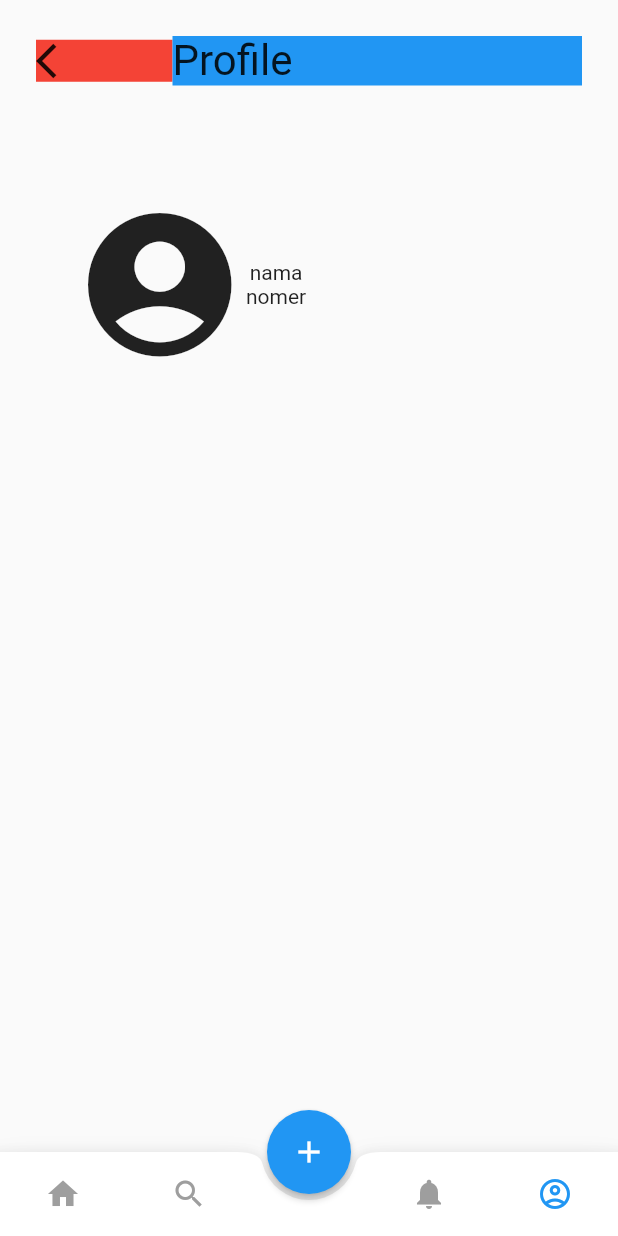
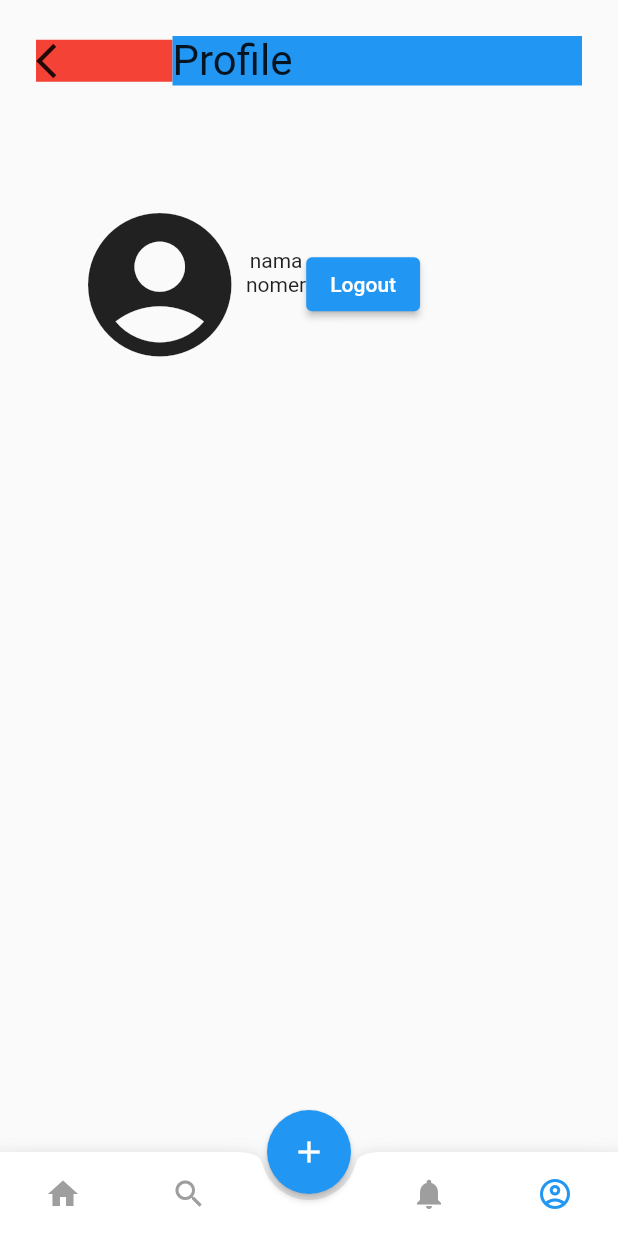
Before and after one commit to ardianasman/Aplikasi-Inventori-Android, a Flutter app: the screen it shows once a user with an empty profile is signed in, item 4 of the bottom bar chosen, on a phone screen of 412 x 824 dp. Run offline on Flutter 3.47's test engine with Material 2 defaults, Android fonts, the phone set to English and light mode, and no system bars; our stand-ins replace animated_splash_screen, firebase_auth, firebase_core, google_sign_in, page_transition; accounts and stored records are empty; network calls fail.

Commit message:
profile signout

```diff
--- a/project_ambw/lib/profile.dart
+++ b/project_ambw/lib/profile.dart
@@ -1,4 +1,6 @@
+import 'package:firebase_auth/firebase_auth.dart';
 import 'package:flutter/material.dart';
+import 'package:provider/provider.dart';
 
 class Profile extends StatefulWidget {
   const Profile({Key? key}) : super(key: key);
@@ -8,6 +10,9 @@ class Profile extends StatefulWidget {
 }
 
 class _ProfileState extends State<Profile> {
+  late User currentuser;
+  final String? currentUser = FirebaseAuth.instance.currentUser?.email;
+
   @override
   Widget build(BuildContext context) {
     return MaterialApp(
@@ -74,10 +79,17 @@ class _ProfileState extends State<Profile> {
                         children: [
                           Text("nama"),
                           Text("nomer"),
+                          Text(currentUser.toString()),
                         ],
                       ),
                     ],
-                  )
+                  ),
+                  ElevatedButton(
+                    child: const Text('Logout'),
+                    onPressed: () {
+                      FirebaseAuth.instance.signOut();
+                    },
+                  ),
                 ],
               ),
             ],
--- a/project_ambw/pubspec.yaml
+++ b/project_ambw/pubspec.yaml
@@ -49,6 +49,7 @@ dependencies:
   animated_splash_screen: ^1.2.0
   firebase_core: ^1.17.1
   cloud_firestore: ^3.1.17
+  apple_sign_in: ^0.1.0
 
 dev_dependencies:
   flutter_test:
```
Also changed, not shown: project_ambw/pubspec.lock.
